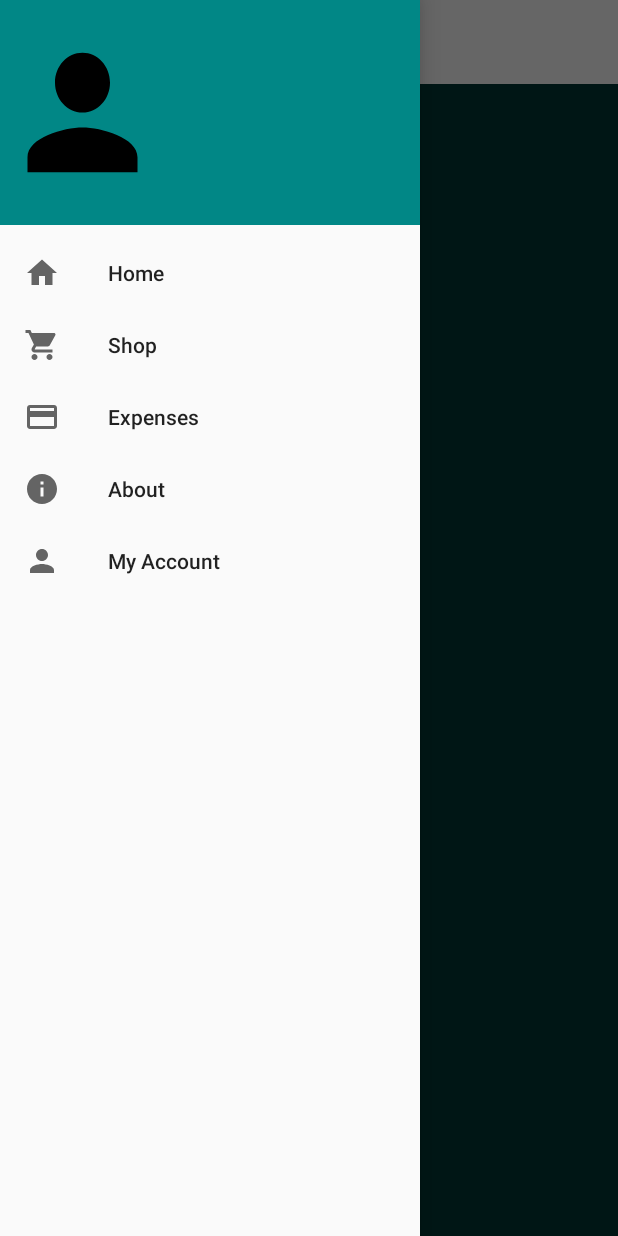
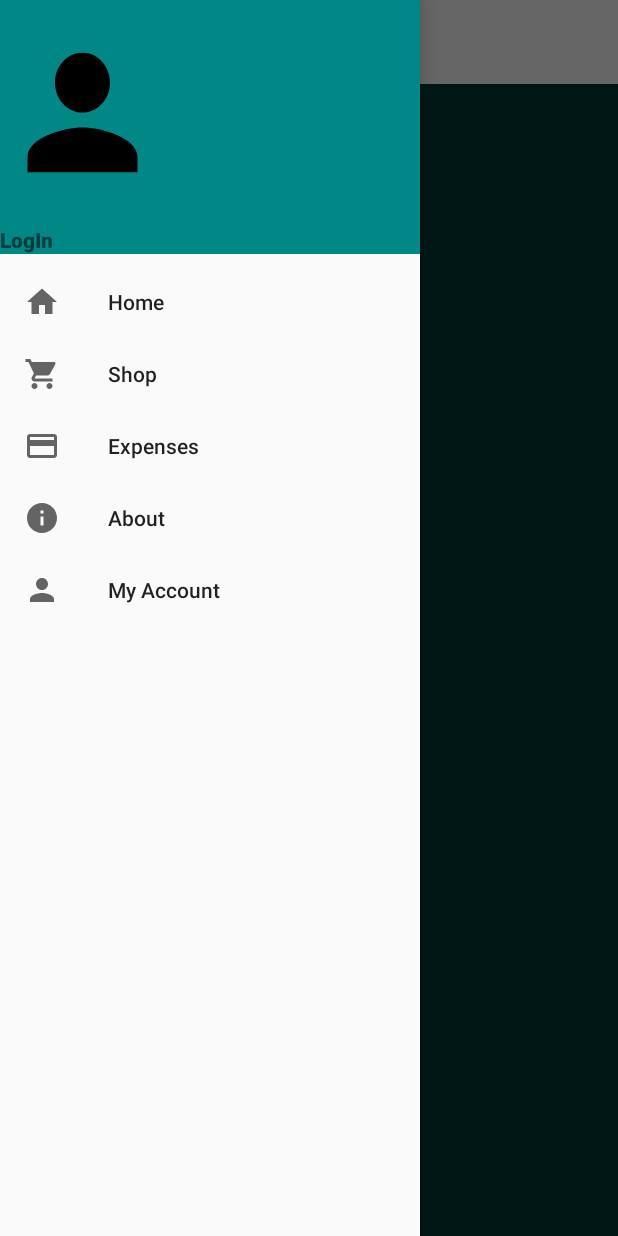
Before and after one commit to Ruth-Mwangi/Check-Me-Out, an Android app: the screen it shows after launch (MainActivity), with the side drawer open, on a phone screen of 412 x 824 dp. Run offline under Robolectric (Android 15) with nearby library versions, the phone set to English and light mode, and no system bars; our stand-ins replace ButterKnife; Roboto replaces fonts that are not available here.

```diff
--- a/app/src/main/res/layout/nav_header.xml
+++ b/app/src/main/res/layout/nav_header.xml
@@ -12,4 +12,12 @@
         android:layout_marginBottom="15dp"
         android:background="@drawable/ic_person_black_24dp" />
 
+    <TextView
+        android:id="@+id/profileName"
+        android:layout_width="match_parent"
+        android:layout_height="wrap_content"
+        android:clickable="true"
+        android:fontFamily="sans-serif-black"
+        android:text="LogIn" />
+
 </LinearLayout>
```
